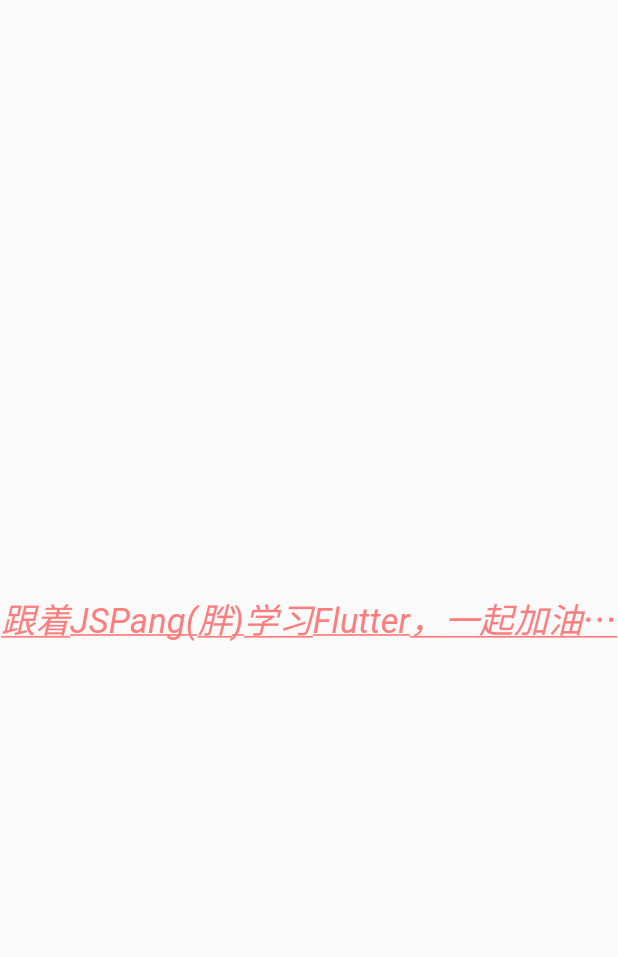
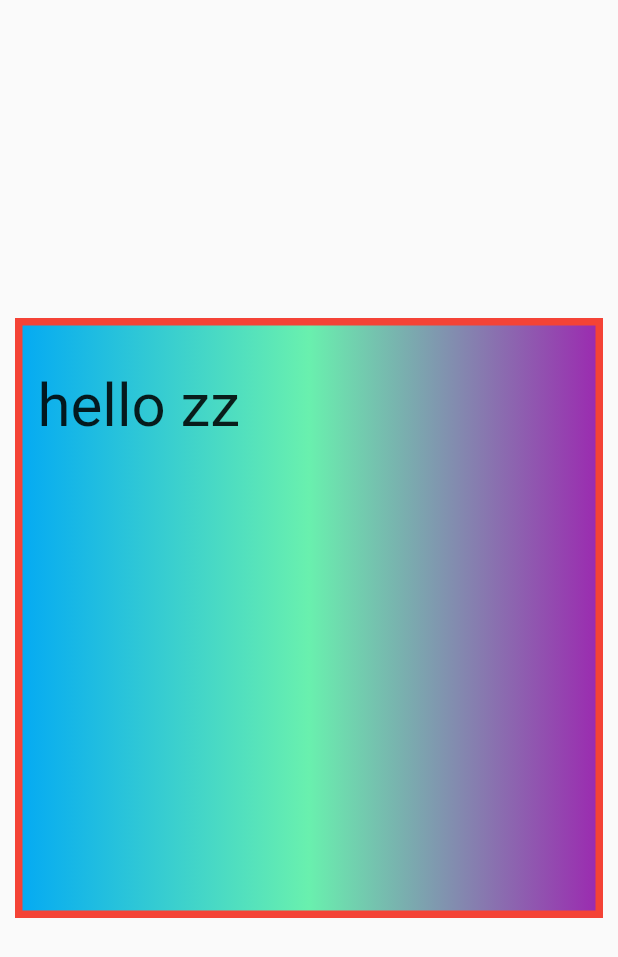
Before and after one commit to yangxiaoge/flutter_app, a Flutter app: the screen it shows after launch, on a phone screen of 412 x 824 dp. Shown: the top 957 px of the screen. Run offline on Flutter 3.47's test engine with Material 2 defaults, Android fonts, the phone set to English and light mode, and no system bars.

Commit message:
Container容器及其属性的使用

```diff
--- a/lib/main.dart
+++ b/lib/main.dart
@@ -10,16 +10,19 @@ class MyApp extends StatelessWidget {
       theme: new ThemeData.light(),
       home: Scaffold(
         body: Center(
-          child: Text('跟着JSPang(胖)学习Flutter，一起加油吧！',
-            textAlign: TextAlign.center,
-            overflow: TextOverflow.ellipsis,
-            maxLines: 1,
-            style: TextStyle(
-                fontSize: 23.0,
-                fontStyle: FontStyle.italic,
-                color: Color.fromARGB(255,255, 125, 125),
-                decoration: TextDecoration.underline,
-                decorationStyle: TextDecorationStyle.solid
+          child: Container(
+            child: Text('hello zz', style: TextStyle(fontSize: 40.0)),
+            alignment: Alignment.topLeft,
+            width: 500.0,
+            height: 400.0,
+            // color: Colors.blue,
+            padding: const EdgeInsets.fromLTRB(10.0, 30.0, 0.0, 0.0),
+            margin: const EdgeInsets.all(10.0),
+            decoration: BoxDecoration(
+              gradient: const LinearGradient(
+                colors: [Colors.lightBlue,Colors.greenAccent,Colors.purple]
+                ),
+                border: Border.all(width: 5.0,color: Colors.red)
             ),
           ),
         ),
```
